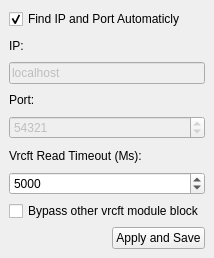
The window that FoxyFace/src/ui/qtcreator/VrcftSettings.ui (Jeka8833/FoxyFace) describes before a commit, drawn with Qt 5.
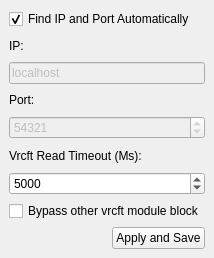
The same window after the commit.

```diff
--- a/FoxyFace/src/ui/qtcreator/VrcftSettings.ui
+++ b/FoxyFace/src/ui/qtcreator/VrcftSettings.ui
@@ -18,7 +18,7 @@
     <item>
      <widget class="QCheckBox" name="auto_connect_cb">
       <property name="text">
-       <string>Find IP and Port Automaticly</string>
+       <string>Find IP and Port Automatically</string>
       </property>
       <property name="checked">
        <bool>true</bool>
```
